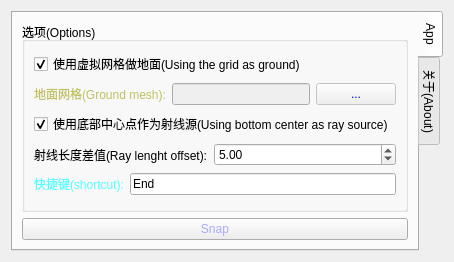
Qt form sttg_main/sttg_widget.ui (mackst/SnapToTheGround) before a commit.
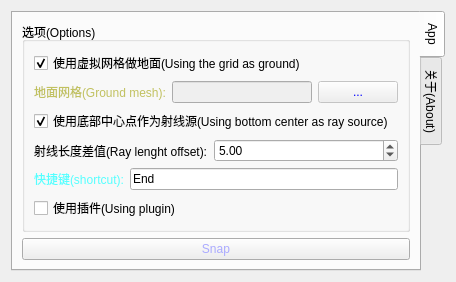
The same form after that commit.

Commit message: 完成c++插件

The edit to the form file:
```diff
--- a/sttg_main/sttg_widget.ui
+++ b/sttg_main/sttg_widget.ui
@@ -6,7 +6,7 @@
    <rect>
     <x>0</x>
     <y>0</y>
-    <width>436</width>
+    <width>456</width>
     <height>262</height>
    </rect>
   </property>
@@ -129,6 +129,13 @@
             </item>
            </layout>
           </item>
+          <item>
+           <widget class="QCheckBox" name="pluginCB">
+            <property name="text">
+             <string>使用插件(Using plugin)</string>
+            </property>
+           </widget>
+          </item>
          </layout>
         </widget>
        </item>
```
The commit also changes 4 other files.
